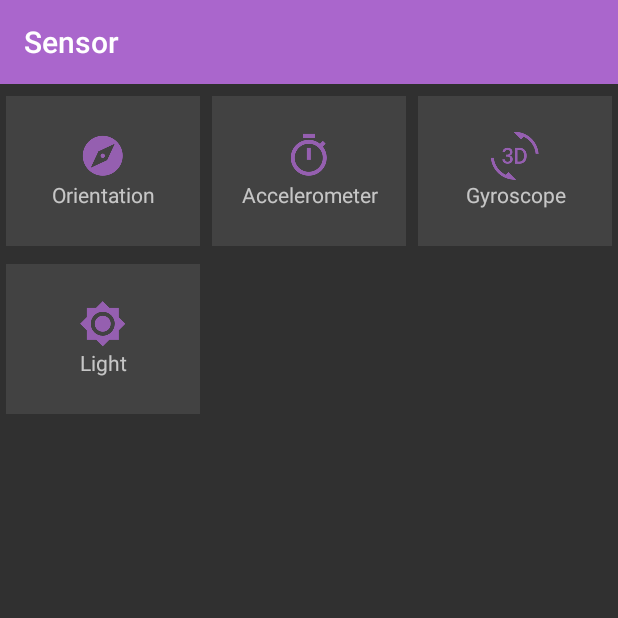
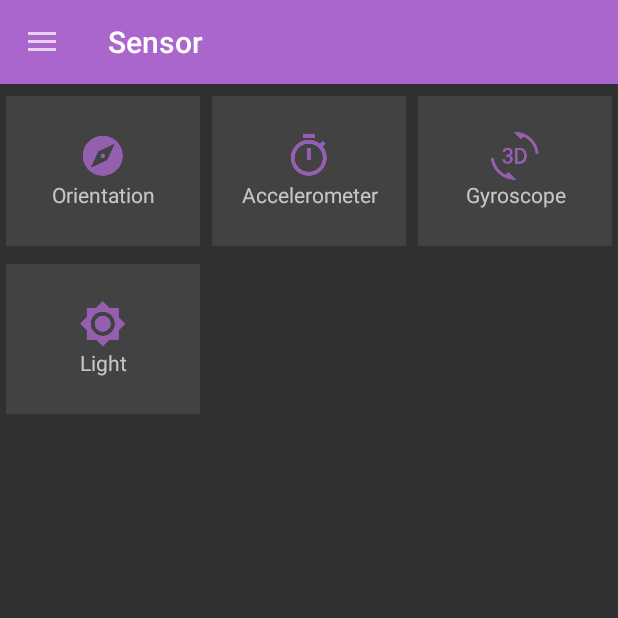
Before and after one commit to YusongLiang/SensorDemo, an Android app: the screen it shows after launch (DemoListActivity), on a phone screen of 412 x 824 dp, the top half of it. Run offline under Robolectric (Android 15) with nearby library versions, the phone set to English and light mode, and no system bars.

Commit message:
安卓各Sensor使用演示

```diff
--- a/app/build.gradle
+++ b/app/build.gradle
@@ -28,4 +28,5 @@ dependencies {
     testCompile 'junit:junit:4.12'
     compile 'com.android.support.constraint:constraint-layout:1.0.0-beta4'
     compile 'com.android.support:recyclerview-v7:24.0.0'
+    compile 'com.android.support:design:24.0.0'
 }
--- /dev/null
+++ b/app/src/main/java/com/felix/sensordemo/adapter/SensorListAdapter.java
@@ -0,0 +1,53 @@
+package com.felix.sensordemo.adapter;
+
+import android.content.Context;
+import android.hardware.Sensor;
+import android.support.v7.widget.RecyclerView;
+import android.view.LayoutInflater;
+import android.view.View;
+import android.view.ViewGroup;
+import android.widget.TextView;
+
+import com.felix.sensordemo.R;
+
+import java.util.List;
+
+/**
+ * @author Felix
+ */
+public class SensorListAdapter extends RecyclerView.Adapter<SensorListAdapter.ViewHolder> {
+
+    private final Context mContext;
+    private final List<Sensor> mSensorList;
+
+    public SensorListAdapter(Context context, List<Sensor> sensors) {
+        mContext = context;
+        mSensorList = sensors;
+    }
+
+    @Override
+    public ViewHolder onCreateViewHolder(ViewGroup parent, int viewType) {
+        return new ViewHolder(LayoutInflater.from(mContext).inflate(R.layout.item_sensor, parent, false));
+    }
+
+    @Override
+    public void onBindViewHolder(ViewHolder holder, int position) {
+        Sensor sensor = mSensorList.get(position);
+        holder.tvSensorName.setText(sensor.getName());
+    }
+
+    @Override
+    public int getItemCount() {
+        return mSensorList.size();
+    }
+
+    class ViewHolder extends RecyclerView.ViewHolder {
+
+        private final TextView tvSensorName;
+
+        ViewHolder(View itemView) {
+            super(itemView);
+            tvSensorName = (TextView) itemView.findViewById(R.id.tv_item_sensor);
+        }
+    }
+}
--- a/app/src/main/java/com/felix/sensordemo/app/BaseActivity.java
+++ b/app/src/main/java/com/felix/sensordemo/app/BaseActivity.java
@@ -19,6 +19,7 @@ public abstract class BaseActivity extends AppCompatActivity {
         initListener();
     }
 
+
     protected abstract int getLayoutResID();
 
     protected void onBeforeSetContent() {
--- a/app/src/main/java/com/felix/sensordemo/view/DemoListActivity.java
+++ b/app/src/main/java/com/felix/sensordemo/view/DemoListActivity.java
@@ -3,13 +3,17 @@ package com.felix.sensordemo.view;
 import android.hardware.Sensor;
 import android.hardware.SensorManager;
 import android.os.Bundle;
+import android.support.v4.widget.DrawerLayout;
+import android.support.v7.app.ActionBarDrawerToggle;
 import android.support.v7.widget.GridLayoutManager;
+import android.support.v7.widget.LinearLayoutManager;
 import android.support.v7.widget.RecyclerView;
 import android.support.v7.widget.Toolbar;
 import android.util.Log;
 
 import com.felix.sensordemo.R;
 import com.felix.sensordemo.adapter.DemoListAdapter;
+import com.felix.sensordemo.adapter.SensorListAdapter;
 import com.felix.sensordemo.app.BaseActivity;
 import com.felix.sensordemo.util.Constants;
 
@@ -21,8 +25,9 @@ import java.util.List;
 public class DemoListActivity extends BaseActivity {
 
     private Toolbar toolbar;
+    private DrawerLayout drawer;
     private RecyclerView rvDemoList;
-    private List<Sensor> mSensorList;
+    private RecyclerView rvSupportSensors;
 
     @Override
     protected int getLayoutResID() {
@@ -34,16 +39,45 @@ public class DemoListActivity extends BaseActivity {
         toolbar = (Toolbar) findViewById(R.id.toolbar);
         setSupportActionBar(toolbar);
         rvDemoList = (RecyclerView) findViewById(R.id.rv_demo_list);
+        rvSupportSensors = (RecyclerView) findViewById(R.id.rv_support_sensor_list);
+        drawer = (DrawerLayout) findViewById(R.id.drawer_layout);
     }
 
     @Override
     protected void initData(Bundle savedInstanceState) {
-        SensorManager sensorManager = (SensorManager) getSystemService(SENSOR_SERVICE);
-        mSensorList = sensorManager.getSensorList(Sensor.TYPE_ALL);
-        Log.d(Constants.APP_TAG, mSensorList.toString());
+        SensorManager manager = (SensorManager) getSystemService(SENSOR_SERVICE);
+        List<Sensor> sensors = manager.getSensorList(Sensor.TYPE_ALL);
+        Log.d(Constants.APP_TAG, sensors.toString());
+        loadDemoList();
+        loadSensorList(sensors);
+    }
+
+    @Override
+    protected void initListener() {
+        ActionBarDrawerToggle toggle = new ActionBarDrawerToggle(this, drawer, toolbar, R.string.open, R.string.close);
+        drawer.addDrawerListener(toggle);
+        toggle.syncState();
+    }
+
+    /**
+     * 加载演示列表
+     */
+    private void loadDemoList() {
         GridLayoutManager manager = new GridLayoutManager(this, 3);
         rvDemoList.setLayoutManager(manager);
         DemoListAdapter adapter = new DemoListAdapter(this);
         rvDemoList.setAdapter(adapter);
     }
+
+    /**
+     * 加载设备内传感器列表
+     *
+     * @param sensors {@link Sensor}传感器对象
+     */
+    private void loadSensorList(List<Sensor> sensors) {
+        LinearLayoutManager manager = new LinearLayoutManager(this);
+        rvSupportSensors.setLayoutManager(manager);
+        SensorListAdapter adapter = new SensorListAdapter(this, sensors);
+        rvSupportSensors.setAdapter(adapter);
+    }
 }
--- a/app/src/main/res/layout/activity_demo_list.xml
+++ b/app/src/main/res/layout/activity_demo_list.xml
@@ -1,28 +1,24 @@
 <?xml version="1.0" encoding="utf-8"?>
-<android.support.constraint.ConstraintLayout xmlns:android="http://schemas.android.com/apk/res/android"
+<LinearLayout xmlns:android="http://schemas.android.com/apk/res/android"
     xmlns:app="http://schemas.android.com/apk/res-auto"
     android:layout_width="match_parent"
-    android:layout_height="match_parent">
+    android:layout_height="match_parent"
+    android:orientation="vertical">
 
     <android.support.v7.widget.Toolbar
         android:id="@+id/toolbar"
-        android:layout_width="0dp"
-        android:layout_height="wrap_content"
+        android:layout_width="match_parent"
+        android:layout_height="?attr/actionBarSize"
         android:background="?attr/colorPrimary"
-        android:minHeight="?attr/actionBarSize"
-        android:theme="?attr/actionBarTheme"
-        app:layout_constraintLeft_toLeftOf="parent"
-        app:layout_constraintRight_toRightOf="parent"
-        app:layout_constraintTop_toTopOf="parent"
         app:title="@string/label_main" />
 
-    <android.support.v7.widget.RecyclerView
-        android:id="@+id/rv_demo_list"
-        android:layout_width="0dp"
-        android:layout_height="0dp"
-        app:layout_constraintBottom_toBottomOf="parent"
-        app:layout_constraintLeft_toLeftOf="parent"
-        app:layout_constraintRight_toRightOf="parent"
-        app:layout_constraintTop_toBottomOf="@+id/toolbar" />
+    <android.support.v4.widget.DrawerLayout
+        android:id="@+id/drawer_layout"
+        android:layout_width="match_parent"
+        android:layout_height="match_parent">
 
-</android.support.constraint.ConstraintLayout>
+        <include layout="@layout/content_demo_list" />
+
+        <include layout="@layout/nav_demo_list" />
+    </android.support.v4.widget.DrawerLayout>
+</LinearLayout>
--- a/app/src/main/res/layout/activity_gyroscope.xml
+++ b/app/src/main/res/layout/activity_gyroscope.xml
@@ -2,6 +2,7 @@
 <android.support.constraint.ConstraintLayout xmlns:android="http://schemas.android.com/apk/res/android"
     xmlns:app="http://schemas.android.com/apk/res-auto"
     xmlns:tools="http://schemas.android.com/tools"
+    android:id="@+id/constraint_layout_root"
     android:layout_width="match_parent"
     android:layout_height="match_parent">
 
@@ -12,6 +13,7 @@
         android:background="?attr/colorPrimary"
         android:minHeight="?attr/actionBarSize"
         android:theme="?attr/actionBarTheme"
+        android:transitionName="@string/transition_name"
         app:layout_constraintLeft_toLeftOf="parent"
         app:layout_constraintRight_toRightOf="parent"
         app:layout_constraintTop_toTopOf="parent"
@@ -44,10 +46,10 @@
         app:layout_constraintVertical_bias="0.42">
 
         <ImageView
-            android:padding="10dp"
             android:id="@+id/iv_eye_right"
             android:layout_width="80dp"
             android:layout_height="80dp"
+            android:padding="10dp"
             app:srcCompat="@drawable/ic_eye" />
     </RelativeLayout>
 
@@ -62,10 +64,10 @@
         app:layout_constraintTop_toTopOf="@+id/rl_eye_right">
 
         <ImageView
-            android:padding="10dp"
             android:id="@+id/iv_eye_left"
             android:layout_width="80dp"
             android:layout_height="80dp"
+            android:padding="10dp"
             app:srcCompat="@drawable/ic_eye"
             tools:layout_editor_absoluteX="0dp"
             tools:layout_editor_absoluteY="0dp" />
--- a/app/src/main/res/layout/activity_light.xml
+++ b/app/src/main/res/layout/activity_light.xml
@@ -1,6 +1,7 @@
 <?xml version="1.0" encoding="utf-8"?>
 <android.support.constraint.ConstraintLayout xmlns:android="http://schemas.android.com/apk/res/android"
     xmlns:app="http://schemas.android.com/apk/res-auto"
+    android:id="@+id/constraint_layout_root"
     android:layout_width="match_parent"
     android:layout_height="match_parent">
 
@@ -11,6 +12,7 @@
         android:background="?attr/colorPrimary"
         android:minHeight="?attr/actionBarSize"
         android:theme="?attr/actionBarTheme"
+        android:transitionName="@string/transition_name"
         app:layout_constraintHorizontal_bias="0.0"
         app:layout_constraintLeft_toLeftOf="parent"
         app:layout_constraintRight_toRightOf="parent"
@@ -73,10 +75,10 @@
 
     <TextView
         android:id="@+id/tv_light_msg"
-        android:textSize="18sp"
         android:layout_width="wrap_content"
         android:layout_height="wrap_content"
         android:layout_marginTop="32dp"
+        android:textSize="18sp"
         app:layout_constraintLeft_toLeftOf="parent"
         app:layout_constraintRight_toRightOf="parent"
         app:layout_constraintTop_toBottomOf="@+id/toolbar" />
--- /dev/null
+++ b/app/src/main/res/layout/content_demo_list.xml
@@ -0,0 +1,11 @@
+<?xml version="1.0" encoding="utf-8"?>
+<RelativeLayout xmlns:android="http://schemas.android.com/apk/res/android"
+    android:layout_width="match_parent"
+    android:layout_height="match_parent">
+
+    <android.support.v7.widget.RecyclerView
+        android:id="@+id/rv_demo_list"
+        android:layout_width="match_parent"
+        android:layout_height="match_parent" />
+
+</RelativeLayout>
--- a/app/src/main/res/values/strings.xml
+++ b/app/src/main/res/values/strings.xml
@@ -9,4 +9,8 @@
     <string name="label_gyroscope">Gyroscope</string>
     <string name="shake">Shake</string>
     <string name="label_light">Light</string>
+    <string name="sensors_of_your_device">Sensors of Your Device</string>
+    <string name="author_email">lys74123@163.com</string>
+    <string name="author">Felix Liang</string>
+    <string name="transition_name">transition demo</string>
 </resources>
```
Also changed, not shown: app/src/main/java/com/felix/sensordemo/adapter/DemoListAdapter.java (+20 -3 lines), app/src/main/res/drawable/vector_nav_photo.xml (added, +9 -0 lines), app/src/main/res/layout/activity_accelerometer.xml (+9 -8 lines), app/src/main/res/layout/activity_orientation.xml (+5 -3 lines), app/src/main/res/layout/item_sensor.xml (added, +21 -0 lines), app/src/main/res/layout/nav_demo_list.xml (added, +65 -0 lines), app/src/main/res/drawable-hdpi/ic_nav_header.png (added), 2 other files.
